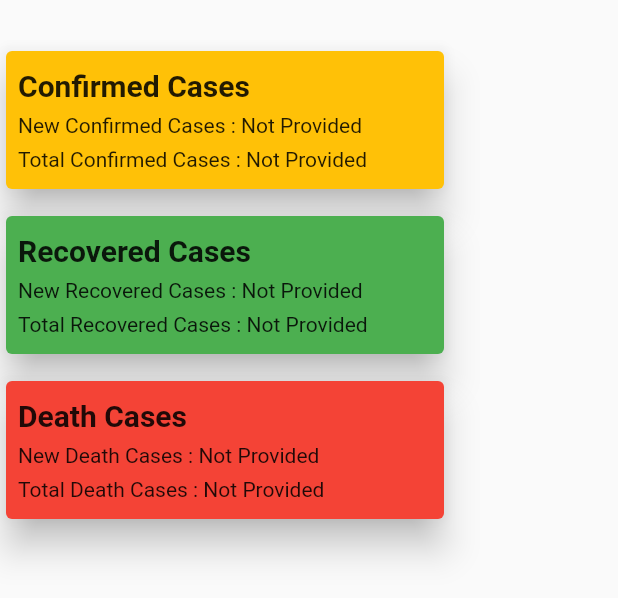
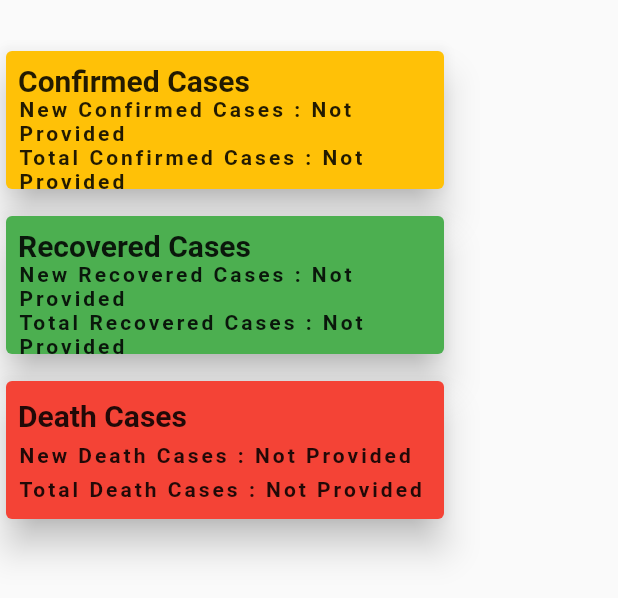
Before and after one commit to okelloEnos/Covid-Restful, a Flutter app: the Dash widget shown alone on an empty page, opened directly with empty values, on a phone screen of 412 x 824 dp. Shown: the top 598 px of the screen. Run offline on Flutter 3.47's test engine with Material 2 defaults, Android fonts, the phone set to English and light mode, and no system bars; our stand-ins replace toggle_switch; missing offline and left inert: autocomplete_textfield; network calls fail.

Commit message:
fine touches

```diff
--- a/lib/pages/country.dart
+++ b/lib/pages/country.dart
@@ -36,7 +36,7 @@ class _CountryState extends State<Country> {
     var list = countryList;
     return Scaffold(
       appBar: AppBar(
-        title: Text('$Country Covid Stats'),
+        title: Text('$Country COVID Stats'),
         centerTitle: true,
         leading: IconButton(icon: Icon(Icons.arrow_back_sharp), onPressed: () {
           Navigator.pop(context, false);
--- a/lib/service/countryService.dart
+++ b/lib/service/countryService.dart
@@ -8,16 +8,13 @@ class CountryService{
       final response = await http.get(urlCountry);
       if(200 == response.statusCode){
         final List<CountryName> countries = countryNameFromJson(response.body);
-        print('Switch :: ${response.statusCode}');
         return countries;
       }
       else{
-        print('Switch else :: ${response.statusCode}');
         return List<CountryName>();
       }
     }
     catch(e){
-      print('Switch catch:: $e}');
       return List<CountryName>();
     }
   }
--- a/lib/widget/dash.dart
+++ b/lib/widget/dash.dart
@@ -43,8 +43,16 @@ class _DashState extends State<Dash> {
                     fontWeight: FontWeight.bold,
                     fontSize: 20.0,
                   ),),
-                  Text('New Confirmed Cases : ${stats.newCasesText.isEmpty? 'Not Provided' : stats.newCasesText}'),
-                  Text('Total Confirmed Cases : ${stats.totalCasesText.isEmpty ? 'Not Provided' : stats.totalCasesText}'),
+                  Text('New Confirmed Cases : ${stats.newCasesText.isEmpty? 'Not Provided' : stats.newCasesText}',
+                  style: TextStyle(
+                    fontWeight: FontWeight.bold,
+                    letterSpacing: 2.0,
+                  ),),
+                  Text('Total Confirmed Cases : ${stats.totalCasesText.isEmpty ? 'Not Provided' : stats.totalCasesText}',
+                    style: TextStyle(
+                      fontWeight: FontWeight.bold,
+                      letterSpacing: 2.0,
+                    ),),
                 ],
               ),
             ),
@@ -68,8 +76,15 @@ class _DashState extends State<Dash> {
                     fontWeight: FontWeight.bold,
                     fontSize: 20.0,
                   ),),
-                  Text('New Recovered Cases : Not Provided'),
-                  Text('Total Recovered Cases : ${stats.totalRecoveredText.isEmpty ? 'Not Provided' : stats.totalRecoveredText}'),
+                  Text('New Recovered Cases : Not Provided', style: TextStyle(
+                    fontWeight: FontWeight.bold,
+                    letterSpacing: 2.0,
+                  ),),
+                  Text('Total Recovered Cases : ${stats.totalRecoveredText.isEmpty ? 'Not Provided' : stats.totalRecoveredText}',
+                    style: TextStyle(
+                      fontWeight: FontWeight.bold,
+                      letterSpacing: 2.0,
+                    ),),
                 ],
               ),
             ),
@@ -93,8 +108,16 @@ class _DashState extends State<Dash> {
                     fontWeight: FontWeight.bold,
                     fontSize: 20.0,
                   ),),
-                  Text('New Death Cases : ${stats.newDeathsText.isEmpty ? 'Not Provided' : stats.newDeathsText}'),
-                  Text('Total Death Cases : ${stats.totalDeathsText.isEmpty ? 'Not Provided' : stats.totalDeathsText}'),
+                  Text('New Death Cases : ${stats.newDeathsText.isEmpty ? 'Not Provided' : stats.newDeathsText}',
+                    style: TextStyle(
+                    fontWeight: FontWeight.bold,
+                    letterSpacing: 2.0,
+                  ),),
+                  Text('Total Death Cases : ${stats.totalDeathsText.isEmpty ? 'Not Provided' : stats.totalDeathsText}',
+                    style: TextStyle(
+                      fontWeight: FontWeight.bold,
+                      letterSpacing: 2.0,
+                    ),),
                 ],
               ),
             ),
--- a/lib/widget/dropDown.dart
+++ b/lib/widget/dropDown.dart
@@ -32,7 +32,7 @@ class _DropDownState extends State<DropDown> {
         style: const TextStyle(color: Colors.black),
         underline: Container(
           height: 2,
-          color: Colors.blue,
+          color: Colors.grey,
         ),
         onChanged: (String newValue){
         setState(() {
--- a/pubspec.yaml
+++ b/pubspec.yaml
@@ -24,8 +24,6 @@ dependencies:
   flutter:
     sdk: flutter
   toggle_switch: ^0.1.8
-  textfield_search: ^0.8.0
-  flappy_search_bar: ^1.7.2
   autocomplete_textfield: ^1.7.3
   http: ^0.13.0
 
```
Also changed, not shown: lib/pages/home.dart (+9 -16 lines), lib/pages/rank.dart (+18 -0 lines).
